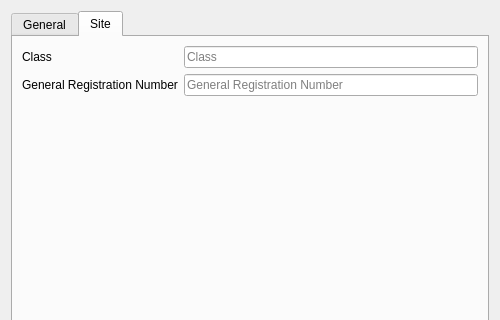
Above: UI/biblioteq_userinfo.ui from textbrowser/biblioteq before the change; both pictures show x 0 to 500 and y 0 to 320 of the 500 by 780 pixel window. Below: the same form after it.
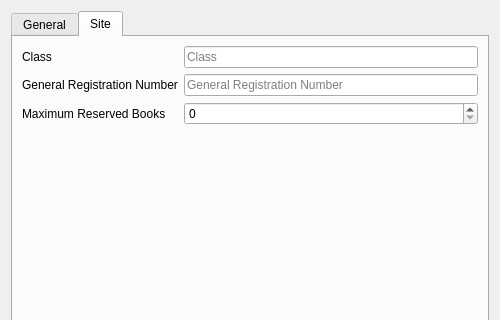
That is the form after the change. The open tabs and pages were chosen to show the change. Icons and pictures are not drawn.

Commit message: Maximum reserved books.

Diff of the .ui file:
```diff
--- a/UI/biblioteq_userinfo.ui
+++ b/UI/biblioteq_userinfo.ui
@@ -777,6 +777,23 @@
          </property>
         </widget>
        </item>
+       <item row="2" column="0">
+        <widget class="QLabel" name="label_18">
+         <property name="text">
+          <string>Maximum Reserved Books</string>
+         </property>
+        </widget>
+       </item>
+       <item row="2" column="1">
+        <widget class="QSpinBox" name="maximum_reserved_books">
+         <property name="toolTip">
+          <string>&lt;html&gt;&lt;head/&gt;&lt;body&gt;&lt;p&gt;A value of zero disables the maximum.&lt;/p&gt;&lt;/body&gt;&lt;/html&gt;</string>
+         </property>
+         <property name="maximum">
+          <number>999999999</number>
+         </property>
+        </widget>
+       </item>
       </layout>
      </widget>
     </widget>
```
Left out of the diff: 1 changed line with no effect on the pictures. The commit also changes 5 other files.
